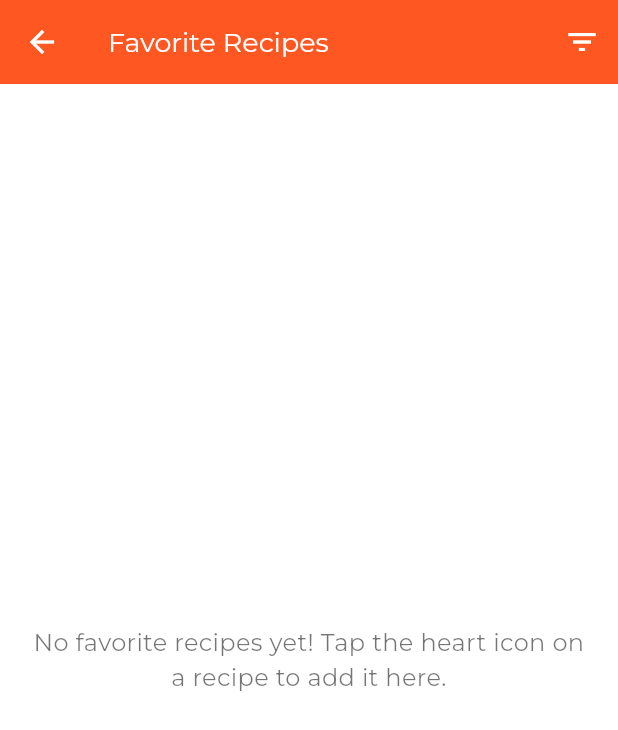
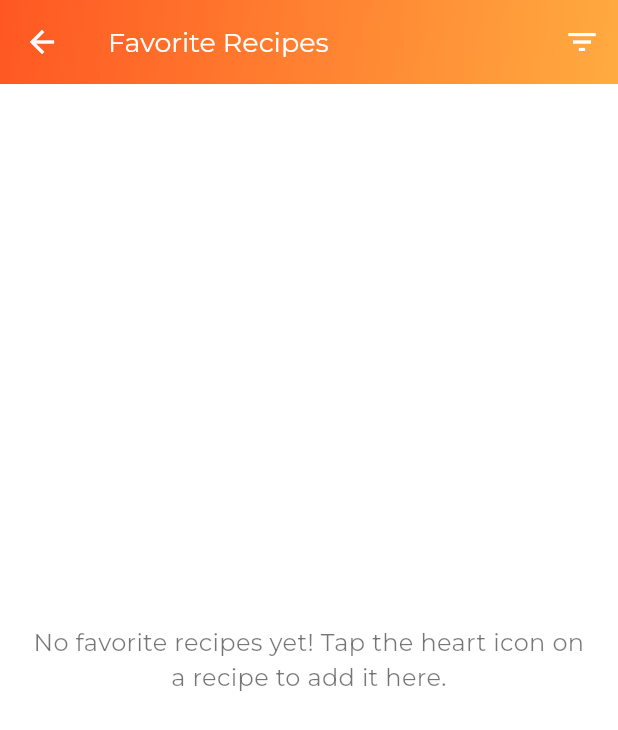
Before and after one commit to camy0330/Dappr, a Flutter app: the FavouritePage screen opened directly, on a phone screen of 412 x 824 dp. Shown: the top 730 px of the screen. Run offline on Flutter 3.47's test engine with Material 3 defaults, Android fonts, the phone set to English and light mode, and no system bars; our stand-ins replace audioplayers, logger, lottie, shared_preferences, table_calendar; accounts and stored records are empty.

Commit message:
LATEST UPDATED

```diff
--- a/lib/pages/about_page.dart
+++ b/lib/pages/about_page.dart
@@ -44,8 +44,8 @@ class AboutPage extends StatelessWidget {
           decoration: const BoxDecoration(
             gradient: LinearGradient(
               colors: [Colors.deepOrange, Colors.orangeAccent], // Your desired gradient for the AppBar
-              begin: Alignment.topCenter,
-              end: Alignment.bottomCenter,
+              begin: Alignment.topLeft, // Start of the gradient (adjust as needed)
+              end: Alignment.bottomRight,
             ),
           ),
         ),
--- a/lib/pages/favourite_page.dart
+++ b/lib/pages/favourite_page.dart
@@ -72,13 +72,22 @@ class FavouritePage extends StatelessWidget {
               'Favorite Recipes',
               style: TextStyle(fontFamily: 'Montserrat', color: Colors.white),
             ),
-            backgroundColor: Colors.deepOrange,
             iconTheme: const IconThemeData(color: Colors.white), // Ensures icons are white
             leading: IconButton(
               icon: const Icon(Icons.arrow_back), // Back button for navigation
               onPressed: () {
                 Navigator.of(context).pop();
               },
+            ),
+            // ADD flexibleSpace for the gradient
+            flexibleSpace: Container(
+              decoration: const BoxDecoration(
+                gradient: LinearGradient(
+                  colors: [Colors.deepOrange, Colors.orangeAccent], // Your desired gradient colors
+                  begin: Alignment.topLeft, // Start of the gradient (adjust as needed)
+                  end: Alignment.bottomRight, // End of the gradient (adjust as needed)
+                ),
+              ),
             ),
             // Actions list for the AppBar. Contains only one button for combined functionality.
             actions: [
```
Also changed, not shown: lib/pages/rating_page.dart (+17 -1 lines), lib/pages/recipe_detail_page.dart (+11 -2 lines), lib/pages/setting_page.dart (+9 -1 lines), lib/pages/shopping_list_page.dart (+11 -2 lines).
